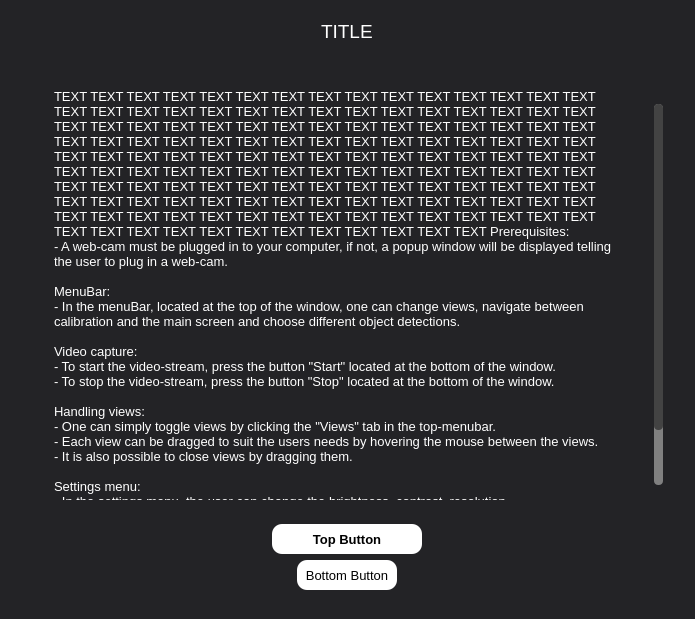
Before: the Qt Designer form GUI/ui_dialogMenu.ui in Tobias-Mauritzon/DAT067, drawn with Qt 5.
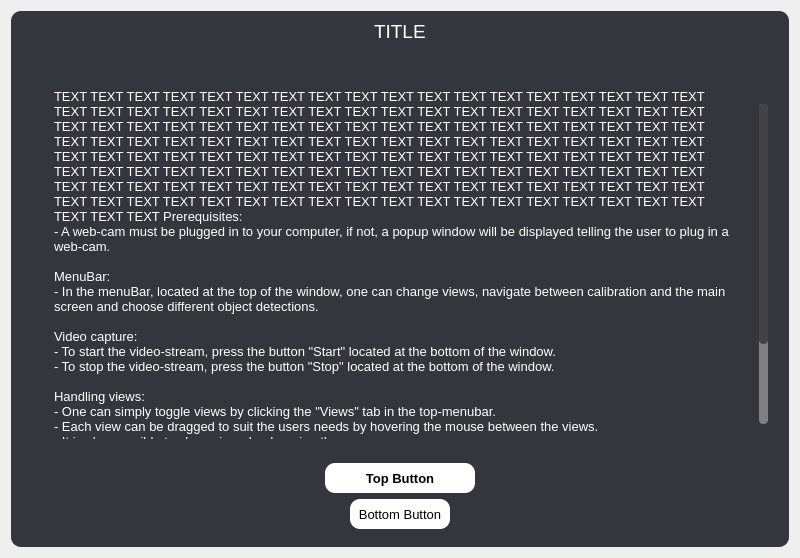
After: the same form once the commit is applied.

```diff
--- a/GUI/ui_dialogMenu.ui
+++ b/GUI/ui_dialogMenu.ui
@@ -6,8 +6,8 @@
    <rect>
     <x>0</x>
     <y>0</y>
-    <width>695</width>
-    <height>619</height>
+    <width>800</width>
+    <height>558</height>
    </rect>
   </property>
   <property name="sizePolicy">
@@ -26,8 +26,12 @@
    <string>Dialog</string>
   </property>
   <property name="styleSheet">
-   <string notr="true">/*Buttons*/
+   <string notr="true">QFrame{
+	background-color: rgb(51, 55, 61);
+	border-radius: 10;
+}
 
+/*Buttons*/
 QPushButton{
 	background-color: white;
 	color: black;
@@ -38,11 +42,6 @@
 	background-color: #bcbcbc;
 }
 
-*
-{
-	background-color: rgb(35, 35, 38);
-}
-
 /* VERTICAL SCROLLBAR */
 QScrollBar:vertical
  {
@@ -176,10 +175,7 @@
       </sizepolicy>
      </property>
      <property name="styleSheet">
-      <string notr="true">QFrame{
-	background-color: #232326;
-	border-radius: 10;
-}</string>
+      <string notr="true"/>
      </property>
      <property name="frameShape">
       <enum>QFrame::StyledPanel</enum>
@@ -286,8 +282,8 @@
              <rect>
               <x>0</x>
               <y>0</y>
-              <width>626</width>
-              <height>558</height>
+              <width>731</width>
+              <height>540</height>
              </rect>
             </property>
             <property name="sizePolicy">
@@ -296,6 +292,9 @@
               <verstretch>0</verstretch>
              </sizepolicy>
             </property>
+            <property name="styleSheet">
+             <string notr="true">background-color: rgb(51, 55, 61);</string>
+            </property>
             <layout class="QVBoxLayout" name="verticalLayout_6">
              <property name="spacing">
               <number>0</number>
@@ -369,7 +368,7 @@
                    </font>
                   </property>
                   <property name="styleSheet">
-                   <string notr="true">background-color: none; color: white;</string>
+                   <string notr="true">color: white;</string>
                   </property>
                   <property name="text">
                    <string>TEXT TEXT TEXT TEXT TEXT TEXT TEXT TEXT TEXT TEXT TEXT TEXT TEXT TEXT TEXT TEXT TEXT TEXT TEXT TEXT TEXT TEXT TEXT TEXT TEXT TEXT TEXT TEXT TEXT TEXT TEXT TEXT TEXT TEXT TEXT TEXT TEXT TEXT TEXT TEXT TEXT TEXT TEXT TEXT TEXT TEXT TEXT TEXT TEXT TEXT TEXT TEXT TEXT TEXT TEXT TEXT TEXT TEXT TEXT TEXT TEXT TEXT TEXT TEXT TEXT TEXT TEXT TEXT TEXT TEXT TEXT TEXT TEXT TEXT TEXT TEXT TEXT TEXT TEXT TEXT TEXT TEXT TEXT TEXT TEXT TEXT TEXT TEXT TEXT TEXT TEXT TEXT TEXT TEXT TEXT TEXT TEXT TEXT TEXT TEXT TEXT TEXT TEXT TEXT TEXT TEXT TEXT TEXT TEXT TEXT TEXT TEXT TEXT TEXT TEXT TEXT TEXT TEXT TEXT TEXT TEXT TEXT TEXT TEXT TEXT TEXT TEXT TEXT TEXT TEXT TEXT TEXT TEXT TEXT TEXT TEXT TEXT TEXT TEXT TEXT TEXT TEXT TEXT TEXT TEXT TEXT TEXT Prerequisites:
```
